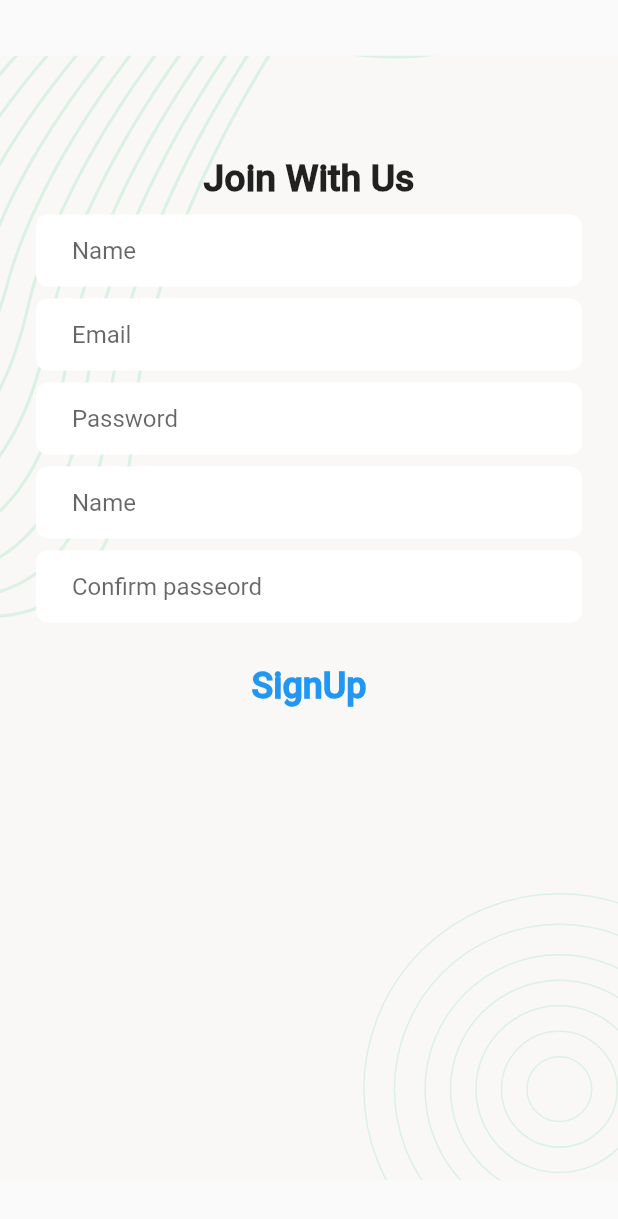
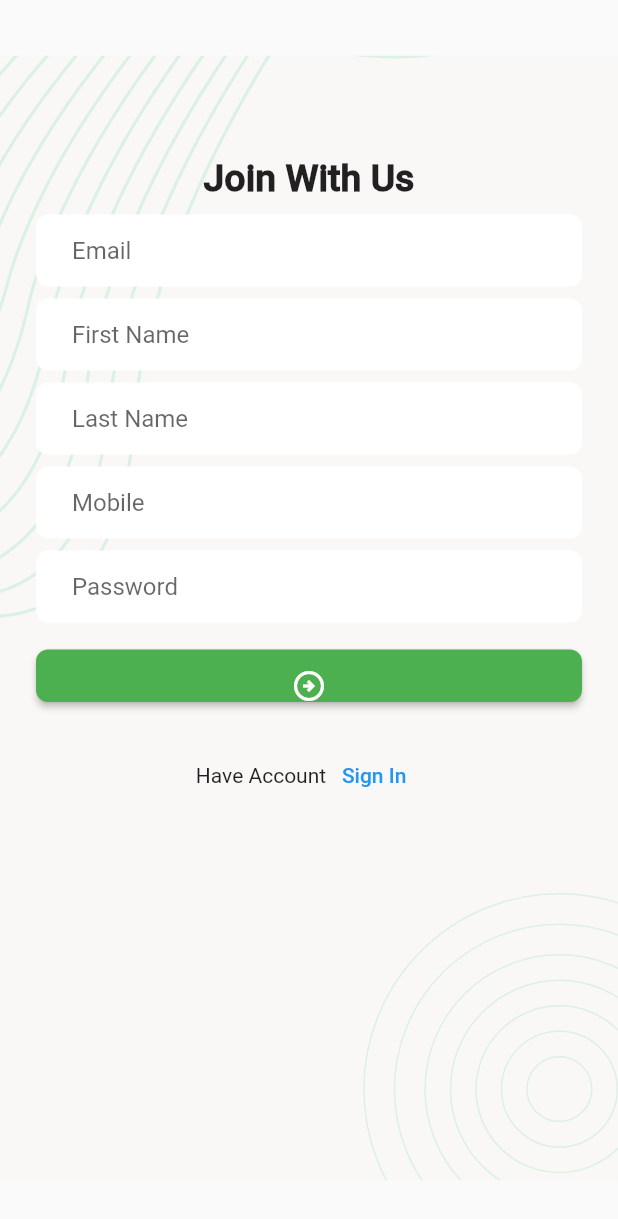
Before and after one commit to SaifulN2020/task_manager, a Flutter app: the SignUpScreen screen opened directly, on a phone screen of 412 x 824 dp. Shown: the top 1219 px of the screen. Run offline on Flutter 3.47's test engine with Material 2 defaults, Android fonts, the phone set to English and light mode, and no system bars; our stand-ins replace flutter_svg.

Commit message:
email verify

```diff
--- a/lib/presentation/screen/sign_up_screen.dart
+++ b/lib/presentation/screen/sign_up_screen.dart
@@ -1,9 +1,21 @@
 import 'package:flutter/material.dart';
-import 'package:task_manager/presentation/widget/background_setup.dart';
 
-class SignUpScreen extends StatelessWidget {
+import '../widget/background_setup.dart';
+
+class SignUpScreen extends StatefulWidget {
   const SignUpScreen({Key? key}) : super(key: key);
 
+  @override
+  State<SignUpScreen> createState() => _SignUpScreenState();
+}
+
+class _SignUpScreenState extends State<SignUpScreen> {
+  final TextEditingController _emailController=TextEditingController();
+  final TextEditingController _firstNameController=TextEditingController();
+  final TextEditingController _lastNameController=TextEditingController();
+  final TextEditingController _mobileController=TextEditingController();
+  final TextEditingController _passwordController=TextEditingController();
+  GlobalKey<FormState> _formKey=GlobalKey<FormState>();
   @override
   Widget build(BuildContext context) {
     return Scaffold(
@@ -11,59 +23,72 @@ class SignUpScreen extends StatelessWidget {
         child: Padding(
           padding: const EdgeInsets.all(24.0),
           child: SingleChildScrollView(
+            child: Form(
+              key: _formKey,
               child: Column(
-              children: [
-                SizedBox(
-                  height: 80,
+                children: [SizedBox(height: 80),
+                  Text("Join With Us",
+                      style: Theme.of(context).textTheme.titleLarge),
+                  SizedBox(height: 10),
+                  TextFormField(
+                    controller: _emailController,
+
+                    decoration: const InputDecoration(hintText: "Email"),),
+                  const SizedBox(height: 8),
+                  TextFormField(
+                    controller: _firstNameController,
+                    decoration: const InputDecoration(hintText: "First Name"),),
+                  const SizedBox(height: 8,),
+                  TextFormField(
+                    controller: _lastNameController,
+                    decoration: const InputDecoration(hintText: "Last Name"),
                   ),
-                Text(
-                  "Join With Us",
-                  style: Theme.of(context).textTheme.titleLarge,
+                  SizedBox(height: 8,),
+                  TextFormField(
+                    controller: _mobileController,
+                    decoration: const InputDecoration(hintText: "Mobile"),
                   ),
-                SizedBox(
-                  height: 10,
-                ),
+                  SizedBox(height: 8,),
                   TextFormField(
-                  decoration: InputDecoration(hintText: "Name"),
-                ),
-                SizedBox(
-                  height: 8,
-                ),
-                TextFormField(
-                  decoration: InputDecoration(hintText: "Email"),
-                ),
-                SizedBox(
-                  height: 8,
-                ),
-                TextFormField(
-                  decoration: InputDecoration(hintText: "Password"),
-                ),
-                SizedBox(
-                  height: 8,
-                ),
-                TextFormField(
-                  decoration: InputDecoration(hintText: "Name"),
-                ),
-                SizedBox(
-                  height: 8,
-                ),
-                TextFormField(
-                  decoration: InputDecoration(hintText: "Confirm passeord"),
+                    controller: _passwordController,
+                    decoration: const InputDecoration(hintText: "Password"),
                   ),
                   SizedBox(
                     height: 18,
                   ),
-                TextButton(
-                    onPressed: () {},
-                    child: Text(
-                      "SignUp",
-                      style: TextStyle(fontSize: 24, fontWeight: FontWeight.bold),
-                    ))
+                  SizedBox(
+                    height: 35,
+                    width: double.infinity,
+                    child: ElevatedButton(onPressed: (){}, child: Icon(Icons.arrow_circle_right_outlined)),
+                  ),
+                  SizedBox(height: 25
+                    ,),
+                  Row(
+                    mainAxisAlignment: MainAxisAlignment.center,
+                    children: [
+                      const Text("Have Account"),
+                      TextButton(onPressed: (){
+                        Navigator.pop(context);
+                      }, child: const Text("Sign In"))
+
                     ],
+                  )
+                ],
+              ),
             ),
           ),
         ),
       ),
     );
   }
+  @override
+  void dispose(){
+    _emailController.dispose();
+    _firstNameController.dispose();
+    _lastNameController.dispose();
+    _mobileController.dispose();
+    _passwordController.dispose();
+
+    super.dispose();
   }
+}
```
Also changed, not shown: lib/presentation/screen/email_verification_screen.dart (added, +53 -0 lines), lib/presentation/screen/sign_in_screen.dart (+11 -1 lines). Lines whose indentation alone changed are shown as unchanged.
